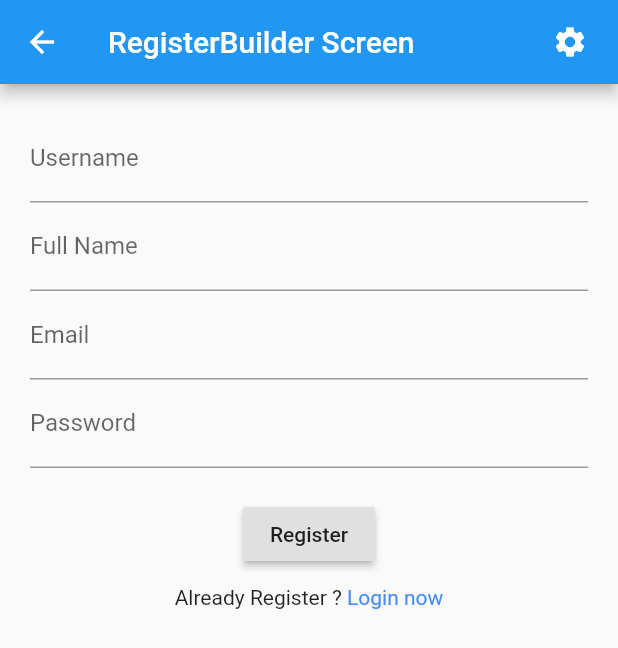
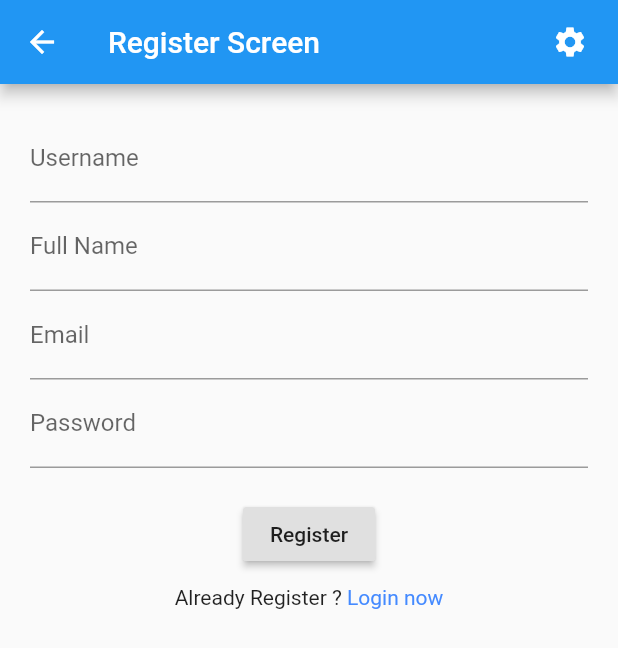
Before and after one commit to mohammedhashim44/Flutter-Flask-Login, a Flutter app: the RegisterBuilderScreen screen opened directly, on a phone screen of 412 x 824 dp. Shown: the top 648 px of the screen. Run offline on Flutter 3.47's test engine with Material 2 defaults, Android fonts, the light colour scheme and no system bars; our stand-ins replace bloc, dio, flutter_bloc, get_it, shared_preferences; accounts and stored records are empty; generated files the repository leaves out were written again.

Commit message:
changed register title

```diff
--- a/flutter_app/lib/src/screens/register/register_screen.dart
+++ b/flutter_app/lib/src/screens/register/register_screen.dart
@@ -79,7 +79,7 @@ class _RegisterBuilderScreenState extends State<RegisterBuilderScreen> {
 
   Widget _buildAppBar() {
     return AppBar(
-      title: Text("RegisterBuilder Screen"),
+      title: Text("Register Screen"),
       actions: [
         Container(
           margin: EdgeInsets.symmetric(
```
